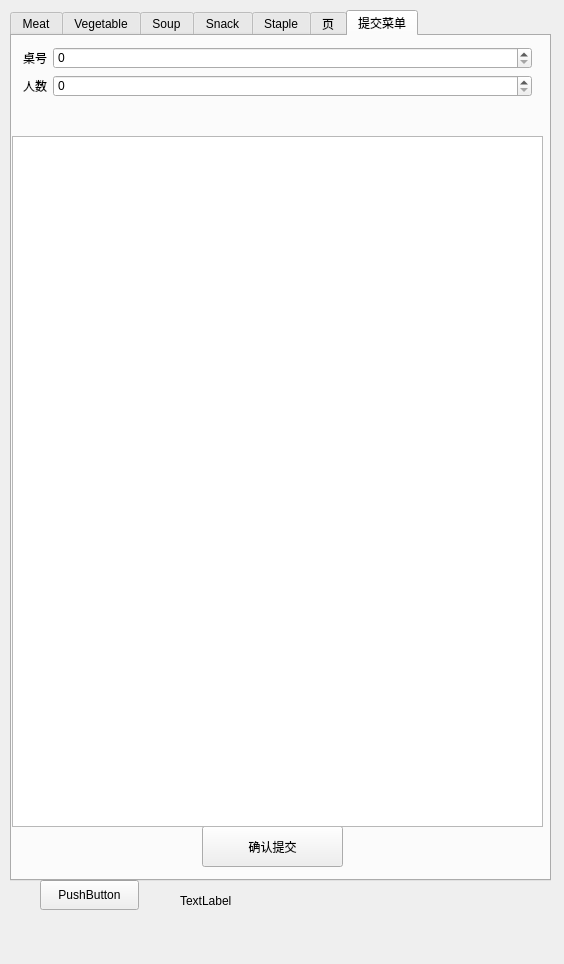
Before: the Qt Designer form mainwidget.ui in ShihHaoTien/OrderDish, drawn with Qt 5.
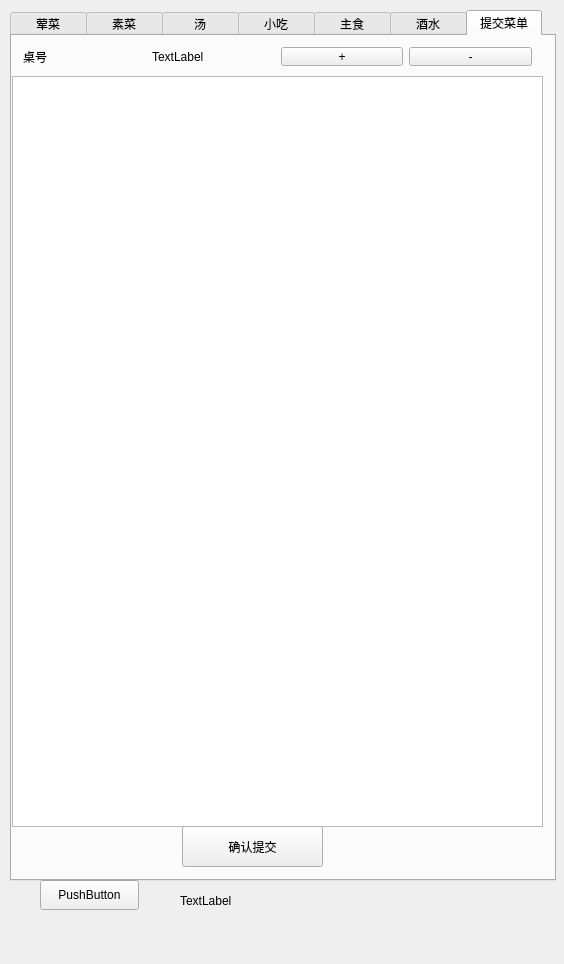
After: the same form once the commit is applied. The open tabs and pages were chosen to show the change. Icons and pictures are not drawn.

```diff
--- a/mainwidget.ui
+++ b/mainwidget.ui
@@ -31,16 +31,19 @@
     <rect>
      <x>10</x>
      <y>10</y>
-     <width>541</width>
+     <width>546</width>
      <height>871</height>
     </rect>
    </property>
+   <property name="styleSheet">
+    <string notr="true">QTabBar::tab{width:76}</string>
+   </property>
    <property name="currentIndex">
     <number>5</number>
    </property>
    <widget class="QWidget" name="meatTab">
     <attribute name="title">
-     <string>Meat</string>
+     <string>荤菜</string>
     </attribute>
     <widget class="QTableWidget" name="meatTableWidget">
      <property name="geometry">
@@ -55,7 +58,7 @@
    </widget>
    <widget class="QWidget" name="vegeTab">
     <attribute name="title">
-     <string>Vegetable</string>
+     <string>素菜</string>
     </attribute>
     <widget class="QTableWidget" name="vegeTableWidget">
      <property name="geometry">
@@ -70,7 +73,7 @@
    </widget>
    <widget class="QWidget" name="soupTab">
     <attribute name="title">
-     <string>Soup</string>
+     <string>汤</string>
     </attribute>
     <widget class="QTableWidget" name="soupTableWidget">
      <property name="geometry">
@@ -83,24 +86,9 @@
      </property>
     </widget>
    </widget>
-   <widget class="QWidget" name="snackTab">
-    <attribute name="title">
-     <string>Snack</string>
-    </attribute>
-    <widget class="QTableWidget" name="snackTableWidget">
-     <property name="geometry">
-      <rect>
-       <x>0</x>
-       <y>0</y>
-       <width>541</width>
-       <height>851</height>
-      </rect>
-     </property>
-    </widget>
-   </widget>
    <widget class="QWidget" name="stapleTab">
     <attribute name="title">
-     <string>Staple</string>
+     <string>小吃</string>
     </attribute>
     <widget class="QTableWidget" name="stapleTableWidget">
      <property name="geometry">
@@ -113,9 +101,24 @@
      </property>
     </widget>
    </widget>
+   <widget class="QWidget" name="snackTab">
+    <attribute name="title">
+     <string>主食</string>
+    </attribute>
+    <widget class="QTableWidget" name="snackTableWidget">
+     <property name="geometry">
+      <rect>
+       <x>0</x>
+       <y>0</y>
+       <width>541</width>
+       <height>851</height>
+      </rect>
+     </property>
+    </widget>
+   </widget>
    <widget class="QWidget" name="drinkTab">
     <attribute name="title">
-     <string>页</string>
+     <string>酒水</string>
     </attribute>
     <widget class="QTableWidget" name="drinkTableWidget">
      <property name="geometry">
@@ -132,42 +135,10 @@
     <attribute name="title">
      <string>提交菜单</string>
     </attribute>
-    <widget class="QWidget" name="formLayoutWidget">
-     <property name="geometry">
-      <rect>
-       <x>0</x>
-       <y>0</y>
-       <width>531</width>
-       <height>72</height>
-      </rect>
-     </property>
-     <layout class="QFormLayout" name="formLayout">
-      <item row="0" column="0">
-       <widget class="QLabel" name="label_2">
-        <property name="text">
-         <string>桌号</string>
-        </property>
-       </widget>
-      </item>
-      <item row="0" column="1">
-       <widget class="QSpinBox" name="tableSpinBox"/>
-      </item>
-      <item row="1" column="0">
-       <widget class="QLabel" name="label_3">
-        <property name="text">
-         <string>人数</string>
-        </property>
-       </widget>
-      </item>
-      <item row="1" column="1">
-       <widget class="QSpinBox" name="hcSpinBox"/>
-      </item>
-     </layout>
-    </widget>
     <widget class="QPushButton" name="checkButton">
      <property name="geometry">
       <rect>
-       <x>190</x>
+       <x>170</x>
        <y>790</y>
        <width>141</width>
        <height>41</height>
@@ -181,12 +152,52 @@
      <property name="geometry">
       <rect>
        <x>0</x>
-       <y>100</y>
+       <y>40</y>
        <width>531</width>
-       <height>691</height>
+       <height>751</height>
       </rect>
      </property>
     </widget>
+    <widget class="QWidget" name="horizontalLayoutWidget">
+     <property name="geometry">
+      <rect>
+       <x>0</x>
+       <y>0</y>
+       <width>531</width>
+       <height>41</height>
+      </rect>
+     </property>
+     <layout class="QHBoxLayout" name="horizontalLayout">
+      <item>
+       <widget class="QLabel" name="label_2">
+        <property name="text">
+         <string>桌号</string>
+        </property>
+       </widget>
+      </item>
+      <item>
+       <widget class="QLabel" name="tableLabel">
+        <property name="text">
+         <string>TextLabel</string>
+        </property>
+       </widget>
+      </item>
+      <item>
+       <widget class="QPushButton" name="addTableButton">
+        <property name="text">
+         <string>+</string>
+        </property>
+       </widget>
+      </item>
+      <item>
+       <widget class="QPushButton" name="subTableButton">
+        <property name="text">
+         <string>-</string>
+        </property>
+       </widget>
+      </item>
+     </layout>
+    </widget>
    </widget>
   </widget>
   <widget class="QLabel" name="label">
```
Left out of the diff: 8 changed lines with no effect on the pictures.
